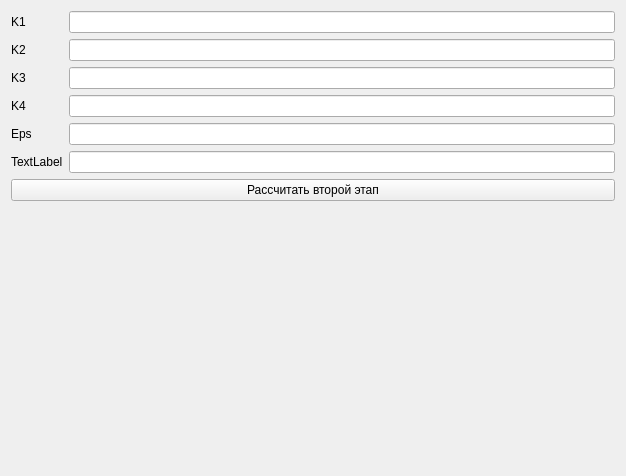
Above: gui/SecondaryParameters.ui from Kroshy1984/MIOM before the change. Below: the same form after it.
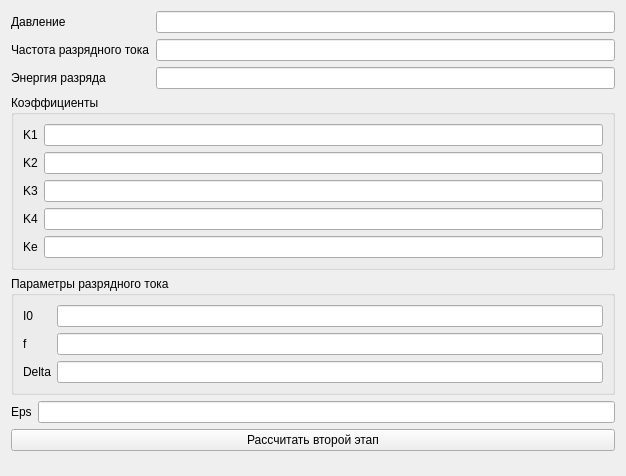
That is the form after the change.

Commit message: Add all parameters to form with secondary parameters

Diff of the .ui file:
```diff
--- a/gui/SecondaryParameters.ui
+++ b/gui/SecondaryParameters.ui
@@ -19,6 +19,44 @@
      <item>
       <layout class="QFormLayout" name="formLayout">
        <item row="0" column="0">
+        <widget class="QLabel" name="label_7">
+         <property name="text">
+          <string>Давление</string>
+         </property>
+        </widget>
+       </item>
+       <item row="0" column="1">
+        <widget class="QLineEdit" name="lineEdit_11"/>
+       </item>
+       <item row="1" column="0">
+        <widget class="QLabel" name="label_8">
+         <property name="text">
+          <string>Частота разрядного тока</string>
+         </property>
+        </widget>
+       </item>
+       <item row="1" column="1">
+        <widget class="QLineEdit" name="lineEdit_12"/>
+       </item>
+       <item row="2" column="0">
+        <widget class="QLabel" name="label_9">
+         <property name="text">
+          <string>Энергия разряда</string>
+         </property>
+        </widget>
+       </item>
+       <item row="2" column="1">
+        <widget class="QLineEdit" name="lineEdit_13"/>
+       </item>
+      </layout>
+     </item>
+     <item>
+      <widget class="QGroupBox" name="groupBox_2">
+       <property name="title">
+        <string>Коэффициенты</string>
+       </property>
+       <layout class="QFormLayout" name="formLayout_4">
+        <item row="0" column="0">
         <widget class="QLabel" name="label">
          <property name="text">
           <string>K1</string>
@@ -59,25 +97,69 @@
         <widget class="QLineEdit" name="lineEdit_4"/>
        </item>
        <item row="4" column="0">
+         <widget class="QLabel" name="label_10">
+          <property name="text">
+           <string>Ke</string>
+          </property>
+         </widget>
+        </item>
+        <item row="4" column="1">
+         <widget class="QLineEdit" name="lineEdit_10"/>
+        </item>
+       </layout>
+      </widget>
+     </item>
+     <item>
+      <widget class="QGroupBox" name="groupBox">
+       <property name="title">
+        <string>Параметры разрядного тока</string>
+       </property>
+       <layout class="QFormLayout" name="formLayout_3">
+        <item row="0" column="0">
+         <widget class="QLabel" name="label_12">
+          <property name="text">
+           <string>I0</string>
+          </property>
+         </widget>
+        </item>
+        <item row="1" column="0">
+         <widget class="QLabel" name="label_13">
+          <property name="text">
+           <string>f</string>
+          </property>
+         </widget>
+        </item>
+        <item row="2" column="0">
+         <widget class="QLabel" name="label_14">
+          <property name="text">
+           <string>Delta</string>
+          </property>
+         </widget>
+        </item>
+        <item row="0" column="1">
+         <widget class="QLineEdit" name="lineEdit_7"/>
+        </item>
+        <item row="1" column="1">
+         <widget class="QLineEdit" name="lineEdit_8"/>
+        </item>
+        <item row="2" column="1">
+         <widget class="QLineEdit" name="lineEdit_9"/>
+        </item>
+       </layout>
+      </widget>
+     </item>
+     <item>
+      <layout class="QFormLayout" name="formLayout_2">
+       <item row="1" column="0">
         <widget class="QLabel" name="label_5">
          <property name="text">
           <string>Eps</string>
          </property>
         </widget>
        </item>
-       <item row="4" column="1">
+       <item row="1" column="1">
         <widget class="QLineEdit" name="lineEdit_5"/>
        </item>
-       <item row="5" column="0">
-        <widget class="QLabel" name="label_6">
-         <property name="text">
-          <string>TextLabel</string>
-         </property>
-        </widget>
-       </item>
-       <item row="5" column="1">
-        <widget class="QLineEdit" name="lineEdit_6"/>
-       </item>
       </layout>
      </item>
      <item>
```
Lines whose indentation alone changed are shown as unchanged.
